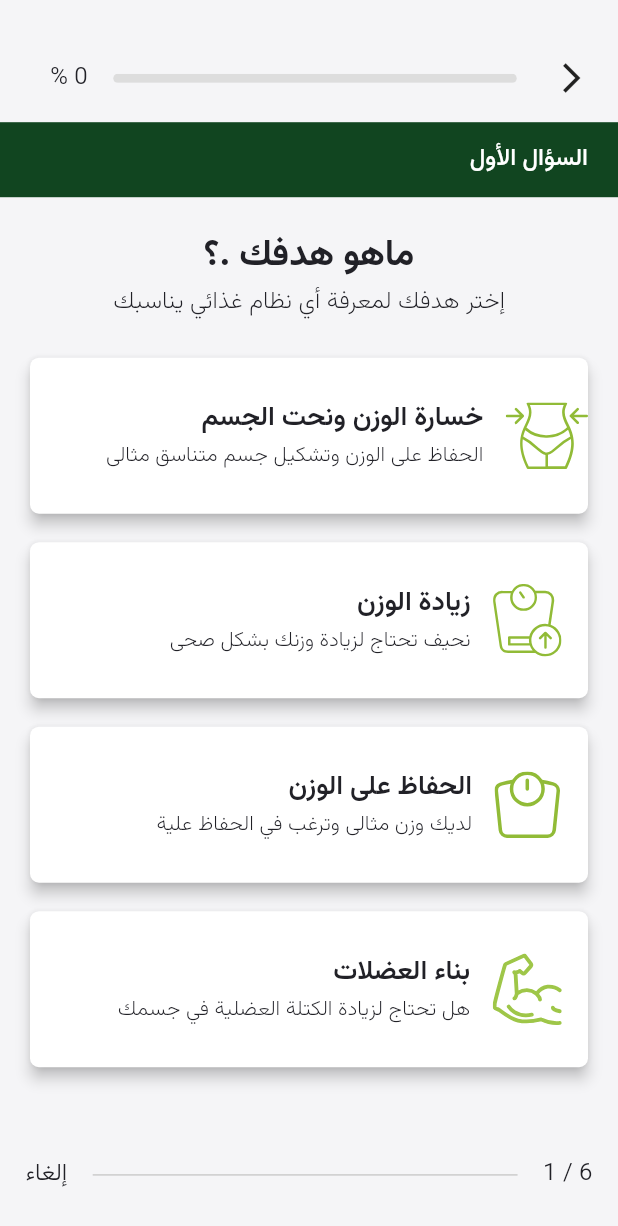
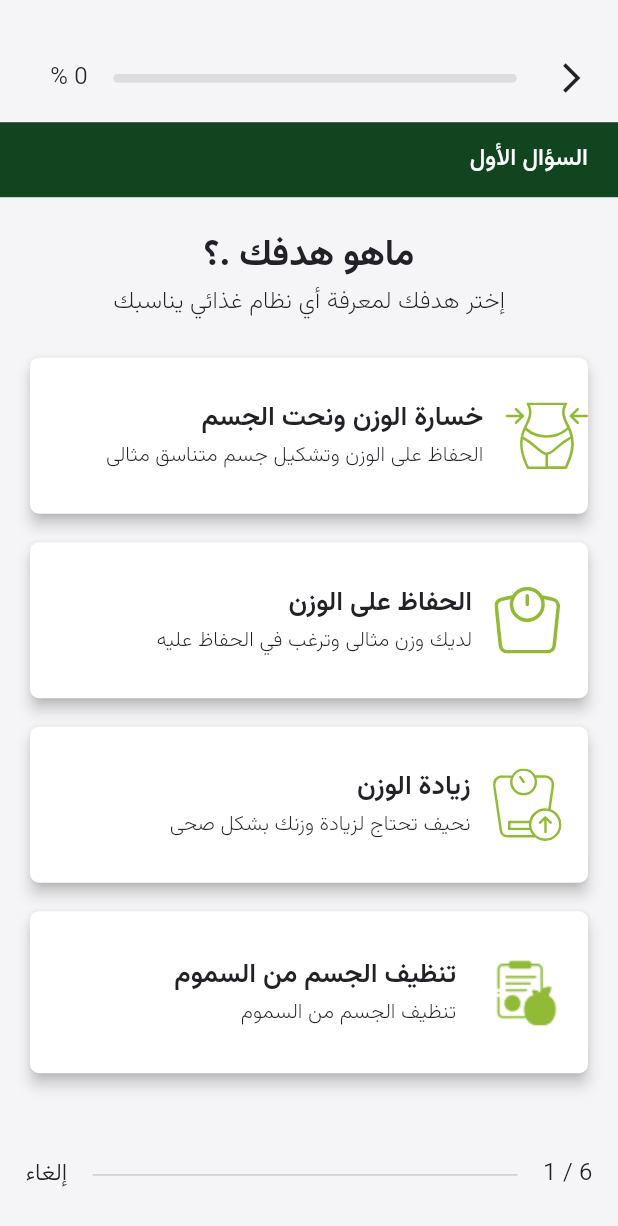
Before and after one commit to DarkNile/palta, a Flutter app: the AssessmentQuestion1 screen opened directly, on a phone screen of 412 x 824 dp. Shown: the top 1226 px of the screen. Run offline on Flutter 3.47's test engine with Material 2 defaults, Android fonts, the light colour scheme and no system bars; our stand-ins replace cached_network_image, carousel_slider, cloud_firestore, country_code_picker, device_info_plus, dotted_line and 16 more; missing offline and left inert: android_id, appsflyer_sdk, flutter_app_version_checker, flutter_flushbar, flutter_paytabs_bridge, flutter_share and 1 more; accounts and stored records are empty; network calls fail; project files that could hold a hidden picture were left out.

Commit message:
assessment done

```diff
--- a/lib/home/controllers/home_controller.dart
+++ b/lib/home/controllers/home_controller.dart
@@ -1,4 +1,6 @@
+import 'package:flutter/material.dart';
 import 'package:palta/home/models/articles.dart';
+import 'package:palta/home/models/assessment.dart';
 import 'package:palta/home/models/combination.dart';
 import 'package:palta/home/models/notifications.dart';
 import 'package:palta/home/models/review.dart';
@@ -65,6 +67,42 @@ class HomeController extends GetxController {
   var isCreatingCouponLoading = false.obs;
   var isCouponLoading = false.obs;
   var coupon = ''.obs;
+
+  var isAssessmentLoading = false.obs;
+  var assessmentResult = Assessment().obs;
+  var step1 = ''.obs;
+  var step2 = ''.obs;
+  var step3 = ''.obs;
+  var step5 = ''.obs;
+  var step6 = ''.obs;
+  var heightController = TextEditingController().obs;
+  var weightController = TextEditingController().obs;
+
+  Future<Assessment?> assessment() async {
+    try {
+      isAssessmentLoading(true);
+      final data = await HomeService.assessment(
+        step1: step1.value,
+        step2: step2.value,
+        step3: step3.value,
+        step5: step5.value,
+        step6: step6.value,
+        height: heightController.value.text,
+        weight: weightController.value.text,
+      );
+      if (data != null) {
+        assessmentResult(data);
+        return assessmentResult.value;
+      } else {
+        return null;
+      }
+    } catch (e) {
+      print(e);
+      return null;
+    } finally {
+      isAssessmentLoading(false);
+    }
+  }
 
   Future<List<dynamic>?> getBanners({required String id}) async {
     try {
--- /dev/null
+++ b/lib/home/models/assessment.dart
@@ -0,0 +1,47 @@
+class Assessment {
+  final String? mbi;
+  final String? mbiText;
+  final String? mbiColor;
+  final String? mbiImage;
+  final String? title;
+  final String? mealData;
+  final String? productId;
+  final String? imageUrl;
+
+  Assessment({
+    this.mbi,
+    this.mbiText,
+    this.mbiColor,
+    this.mbiImage,
+    this.title,
+    this.mealData,
+    this.productId,
+    this.imageUrl,
+  });
+
+  factory Assessment.fromJson(Map<String, dynamic> json) {
+    return Assessment(
+      mbi: json['mbi'],
+      mbiText: json['mbi_txt'],
+      mbiColor: json['mbi_color'],
+      mbiImage: json['mbi_image'],
+      title: json['title'],
+      mealData: json['meal_data'],
+      productId: json['product_id'],
+      imageUrl: json['image'],
+    );
+  }
+
+  Map<String, dynamic> toJson() {
+    return {
+      'mbi': mbi,
+      'mbi_txt': mbiText,
+      'mbi_color': mbiColor,
+      'mbi_image': mbiImage,
+      'title': title,
+      'meal_data': mealData,
+      'product_id': productId,
+      'image': imageUrl,
+    };
+  }
+}
--- a/lib/home/view/bottom_nav_screens/assessment/assessment_questions1.dart
+++ b/lib/home/view/bottom_nav_screens/assessment/assessment_questions1.dart
@@ -2,6 +2,7 @@ import 'package:flutter/material.dart';
 import 'package:flutter_svg/svg.dart';
 import 'package:get/get.dart';
 import 'package:palta/constants/colors.dart';
+import 'package:palta/home/controllers/home_controller.dart';
 import 'package:palta/home/view/bottom_nav_screens/assessment/assessment_questions2.dart';
 import 'package:palta/home/view/home_page.dart';
 import 'package:palta/utils/app_util.dart';
@@ -15,6 +16,8 @@ class AssessmentQuestion1 extends StatefulWidget {
 }
 
 class _AssessmentQuestion1State extends State<AssessmentQuestion1> {
+  final _homeController = Get.put(HomeController());
+
   @override
   Widget build(BuildContext context) {
     final width = MediaQuery.of(context).size.width;
@@ -121,6 +124,7 @@ class _AssessmentQuestion1State extends State<AssessmentQuestion1> {
                   ),
                   InkWell(
                     onTap: () {
+                      _homeController.step1('1');
                       Get.to(() => const AssessmentQuestion2());
                     },
                     child: Card(
@@ -169,6 +173,54 @@ class _AssessmentQuestion1State extends State<AssessmentQuestion1> {
                   ),
                   InkWell(
                     onTap: () {
+                      _homeController.step1('2');
+                      Get.to(() => const AssessmentQuestion2());
+                    },
+                    child: Card(
+                      elevation: 4,
+                      color: Colors.white,
+                      shape: const RoundedRectangleBorder(
+                        borderRadius: BorderRadius.all(Radius.circular(6)),
+                      ),
+                      child: Padding(
+                        padding: const EdgeInsets.symmetric(vertical: 27),
+                        child: Row(
+                          mainAxisAlignment: MainAxisAlignment.center,
+                          children: [
+                            SvgPicture.asset('assets/icons/machine.svg'),
+                            const SizedBox(
+                              width: 15,
+                            ),
+                            Column(
+                              crossAxisAlignment: CrossAxisAlignment.start,
+                              children: [
+                                CustomText(
+                                  text: 'maintainingWeight'.tr,
+                                  fontSize: 18,
+                                  fontWeight: FontWeight.w600,
+                                ),
+                                SizedBox(
+                                  width: width * 0.67,
+                                  child: CustomText(
+                                    text: 'YouIdealWeightWantMaintain'.tr,
+                                    fontSize: 14,
+                                    fontWeight: FontWeight.w200,
+                                    color: darkGrey,
+                                  ),
+                                ),
+                              ],
+                            )
+                          ],
+                        ),
+                      ),
+                    ),
+                  ),
+                  const SizedBox(
+                    height: 11,
+                  ),
+                  InkWell(
+                    onTap: () {
+                      _homeController.step1('3');
                       Get.to(() => const AssessmentQuestion2());
                     },
                     child: Card(
@@ -215,6 +267,7 @@ class _AssessmentQuestion1State extends State<AssessmentQuestion1> {
                   ),
                   InkWell(
                     onTap: () {
+                      _homeController.step1('4');
                       Get.to(() => const AssessmentQuestion2());
                     },
                     child: Card(
@@ -228,7 +281,10 @@ class _AssessmentQuestion1State extends State<AssessmentQuestion1> {
                         child: Row(
                           mainAxisAlignment: MainAxisAlignment.center,
                           children: [
-                            SvgPicture.asset('assets/icons/machine.svg'),
+                            Image.asset(
+                              'assets/icons/toxins.png',
+                              color: avocado,
+                            ),
                             const SizedBox(
                               width: 15,
                             ),
@@ -236,60 +292,14 @@ class _AssessmentQuestion1State extends State<AssessmentQuestion1> {
                               crossAxisAlignment: CrossAxisAlignment.start,
                               children: [
                                 CustomText(
-                                  text: 'maintainingWeight'.tr,
+                                  text: 'cleanBody'.tr,
                                   fontSize: 18,
                                   fontWeight: FontWeight.w600,
                                 ),
                                 SizedBox(
                                   width: width * 0.67,
                                   child: CustomText(
-                                    text: 'YouIdealWeightWantMaintain'.tr,
-                                    fontSize: 14,
-                                    fontWeight: FontWeight.w200,
-                                    color: darkGrey,
-                                  ),
-                                ),
-                              ],
-                            )
-                          ],
-                        ),
-                      ),
-                    ),
-                  ),
-                  const SizedBox(
-                    height: 11,
-                  ),
-                  InkWell(
-                    onTap: () {
-                      Get.to(() => const AssessmentQuestion2());
-                    },
-                    child: Card(
-                      elevation: 4,
-                      color: Colors.white,
-                      shape: const RoundedRectangleBorder(
-                        borderRadius: BorderRadius.all(Radius.circular(6)),
-                      ),
-                      child: Padding(
-                        padding: const EdgeInsets.symmetric(vertical: 27),
-                        child: Row(
-                          mainAxisAlignment: MainAxisAlignment.center,
-                          children: [
-                            SvgPicture.asset('assets/icons/muscle.svg'),
-                            const SizedBox(
-                              width: 15,
-                            ),
-                            Column(
-                              crossAxisAlignment: CrossAxisAlignment.start,
-                              children: [
-                                CustomText(
-                                  text: 'muscleBuilding'.tr,
-                                  fontSize: 18,
-                                  fontWeight: FontWeight.w600,
-                                ),
-                                SizedBox(
-                                  width: width * 0.67,
-                                  child: CustomText(
-                                    text: 'needIncreaseMuscle'.tr,
+                                    text: 'cleanBody'.tr,
                                     fontSize: 14,
                                     fontWeight: FontWeight.w200,
                                     color: darkGrey,
--- a/lib/home/view/bottom_nav_screens/assessment/assessment_questions3.dart
+++ b/lib/home/view/bottom_nav_screens/assessment/assessment_questions3.dart
@@ -2,6 +2,7 @@ import 'package:flutter/material.dart';
 import 'package:flutter_svg/svg.dart';
 import 'package:get/get.dart';
 import 'package:palta/constants/colors.dart';
+import 'package:palta/home/controllers/home_controller.dart';
 import 'package:palta/home/view/home_page.dart';
 import 'package:palta/utils/app_util.dart';
 import 'package:palta/widgets/custom_text.dart';
@@ -16,6 +17,8 @@ class AssessmentQuestion3 extends StatefulWidget {
 }
 
 class _AssessmentQuestion3State extends State<AssessmentQuestion3> {
+  final _homeController = Get.put(HomeController());
+
   @override
   Widget build(BuildContext context) {
     final width = MediaQuery.of(context).size.width;
@@ -118,6 +121,7 @@ class _AssessmentQuestion3State extends State<AssessmentQuestion3> {
                         children: [
                           InkWell(
                             onTap: () {
+                              _homeController.step3('1');
                               Get.to(() => const AssessmentQuestion4());
                             },
                             child: Card(
@@ -150,6 +154,7 @@ class _AssessmentQuestion3State extends State<AssessmentQuestion3> {
                           ),
                           InkWell(
                             onTap: () {
+                              _homeController.step3('2');
                               Get.to(() => const AssessmentQuestion4());
                             },
                             child: Card(
--- a/lib/home/view/bottom_nav_screens/guide_screen.dart
+++ b/lib/home/view/bottom_nav_screens/guide_screen.dart
@@ -43,7 +43,7 @@ class GuideScreen extends StatelessWidget {
                   onTap: () {
                     Get.to(
                       () => SubscriptionInfo(
-                        programIndex: index,
+                        // programIndex: index,
                         hasCombination: false,
                         program: homeController.guidances[index],
                       ),
--- a/lib/home/view/bottom_nav_screens/home_screen.dart
+++ b/lib/home/view/bottom_nav_screens/home_screen.dart
@@ -228,7 +228,7 @@ class _HomeScreenState extends State<HomeScreen> {
                   onTap: () {
                     Get.to(
                       () => SubscriptionInfo(
-                        programIndex: index,
+                        // programIndex: index,
                         program: widget.homeController.programs[index],
                         // icon: widget.homeController.programs.length > 3
                         //     ? 'muscle'
--- a/lib/home/view/bottom_nav_screens/programs_screen.dart
+++ b/lib/home/view/bottom_nav_screens/programs_screen.dart
@@ -57,7 +57,7 @@ class ProgramsScreen extends StatelessWidget {
                   onTap: () {
                     Get.to(
                       () => SubscriptionInfo(
-                        programIndex: index,
+                        // programIndex: index,
                         program: homeController.programs[index],
                         // icon: homeController.programs.length > 3
                         //     ? 'muscle'
--- a/lib/home/view/bottom_nav_screens/subscription/meal.dart
+++ b/lib/home/view/bottom_nav_screens/subscription/meal.dart
@@ -6,7 +6,7 @@ class Meal extends StatelessWidget {
   const Meal({
     super.key,
     required this.mealIndex,
-    required this.programIndex,
+    // required this.programIndex,
     required this.title,
     required this.image,
     required this.description,
@@ -15,7 +15,7 @@ class Meal extends StatelessWidget {
   });
 
   final int mealIndex;
-  final int programIndex;
+  // final int programIndex;
   final String title;
   final String image;
   final String description;
--- a/lib/utils/lang/ar.dart
+++ b/lib/utils/lang/ar.dart
@@ -241,7 +241,7 @@ const Map<String, String> ar = {
   'weightGain': 'زيادة الوزن',
   'slimYouNeedGainWeight': 'نحيف تحتاج لزيادة وزنك بشكل صحى',
   'maintainingWeight': 'الحفاظ على الوزن',
-  'YouIdealWeightWantMaintain': 'لديك وزن مثالى وترغب في الحفاظ علية',
+  'YouIdealWeightWantMaintain': 'لديك وزن مثالى وترغب في الحفاظ عليه',
   'muscleBuilding': 'بناء العضلات',
   'needIncreaseMuscle': 'هل تحتاج لزيادة الكتلة العضلية في جسمك ',
   'q2': 'السؤال الثانى',
@@ -263,9 +263,9 @@ const Map<String, String> ar = {
   'q5': 'السؤال الخامس',
   'howActiveYou': 'ما مدى نشاطك البدني؟',
   'numberExerciseDuringWeek': 'عدد مرات الرياضة التي تمارسها خلال الاسبوع',
-  'exercise7': 'رياضة 5 -7 مرات ',
-  'exercise5': 'رياضة 5 -7 مرات ',
-  'exercise2': 'رياضة 1 -2 مرات ',
+  'exercise7': 'رياضة 5 - 7 مرات ',
+  'exercise5': 'رياضة 3 - 5 مرات ',
+  'exercise2': 'رياضة 1 - 2 مرات ',
   'withoutActivity': 'بدون اي نشاط',
   'perWeek': 'في الأسبوع',
   'q6': 'السؤال السادس',
@@ -356,4 +356,9 @@ const Map<String, String> ar = {
       'نفهم جسمك ثم ندعمك أنت وعقلك، نأمل أن نعزز أسلوب حياتك',
   'captainInstructions':
       'إرشادات الكابتن ندى تساعدك على بناء حياة صحية متكاملة ابتداء من النظام الغذائي الصحي والتمارين الرياضية وغيرها',
+  'cleanBody': 'تنظيف الجسم من السموم',
+  'above70': '70 و ما فوق',
+  'bmi': 'مؤشر كتلة الجسم',
+  'kg': 'كج',
+  'cm': 'سم',
 };
--- a/lib/utils/lang/en.dart
+++ b/lib/utils/lang/en.dart
@@ -276,9 +276,9 @@ const Map<String, String> en = {
   'howActiveYou': 'How physically active are you?',
   'numberExerciseDuringWeek':
       'The number of times you exercise during the week',
-  'exercise7': 'Exercise 5 -7 times',
-  'exercise5': 'Exercise 3 -5 times',
-  'exercise2': 'Exercise 2 -1 times',
+  'exercise7': 'Exercise 5 - 7 times',
+  'exercise5': 'Exercise 3 - 5 times',
+  'exercise2': 'Exercise 1 - 2 times',
   'withoutActivity': 'Without any activity',
   'perWeek': 'per week',
   'q6': 'Sixth Question',
@@ -375,4 +375,9 @@ const Map<String, String> en = {
       'We understand your body and then support you and your mind, we hope to enhance your lifestyle',
   'captainInstructions':
       'Captain Nada\'s instructions help you build an integrated healthy life, starting with a healthy diet, exercise, and more',
+  'cleanBody': 'Clean body from toxins',
+  'above70': '70 and above',
+  'bmi': 'BMI',
+  'kg': 'kg',
+  'cm': 'cm',
 };
--- a/lib/widgets/custom_drawer.dart
+++ b/lib/widgets/custom_drawer.dart
@@ -167,7 +167,7 @@ class _CustomDrawerState extends State<CustomDrawer> {
                           onTap: () {
                             Get.to(
                               () => SubscriptionInfo(
-                                programIndex: index,
+                                // programIndex: index,
                                 program: _homeController.programs[index],
                                 icon: _homeController.programs.length > 3
                                     ? 'muscle'
--- a/pubspec.yaml
+++ b/pubspec.yaml
@@ -16,7 +16,7 @@ publish_to: 'none' # Remove this line if you wish to publish to pub.dev
 # https://developer.apple.com/library/archive/documentation/General/Reference/InfoPlistKeyReference/Articles/CoreFoundationKeys.html
 # In Windows, build-name is used as the major, minor, and patch parts
 # of the product and file versions while build-number is used as the build suffix.
-version: 1.12.0+13
+version: 1.13.0+14
 
 environment:
   sdk: '>=2.19.4 <3.0.0'
@@ -67,6 +67,7 @@ dependencies:
   appsflyer_sdk: ^6.11.3
   in_app_review: ^2.0.6
   flutter_custom_clippers: ^2.1.0
+  hexcolor: ^3.0.1
 
 dev_dependencies:
   flutter_test:
```
Also changed, not shown: lib/home/services/home_service.dart (+51 -0 lines), lib/home/view/bottom_nav_screens/assessment/assessment_questions2.dart (+11 -2 lines), lib/home/view/bottom_nav_screens/assessment/assessment_questions4.dart (+7 -0 lines), lib/home/view/bottom_nav_screens/assessment/assessment_questions5.dart (+7 -0 lines), lib/home/view/bottom_nav_screens/assessment/assessment_questions6.dart (+36 -8 lines), lib/home/view/bottom_nav_screens/assessment/assessment_result.dart (+112 -123 lines), lib/home/view/bottom_nav_screens/subscription/subscription_info.dart (+5 -5 lines), assets/icons/toxins.png (added), pubspec.lock.
